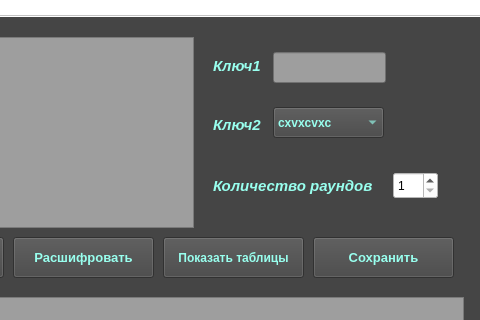
First picture: the form in Feistel_cipher/mainwindow.ui, repository Dimple250/feistel-cipher, before the edit; both pictures show x 147 to 627 and y 0 to 320 of the 627 by 571 pixel window.
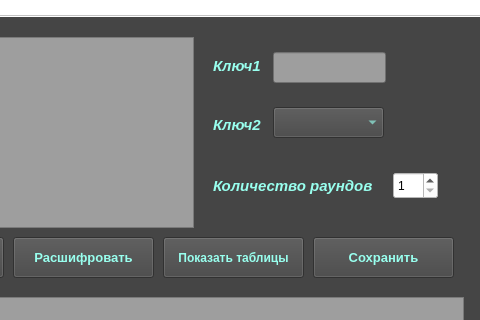
Second picture: the form after the edit.

The edit to the form file:
```diff
--- a/Feistel_cipher/mainwindow.ui
+++ b/Feistel_cipher/mainwindow.ui
@@ -128,13 +128,8 @@
 </string>
     </property>
     <property name="currentText">
-     <string>cxvxcvxc</string>
+     <string/>
     </property>
-    <item>
-     <property name="text">
-      <string>cxvxcvxc</string>
-     </property>
-    </item>
    </widget>
    <widget class="QTextEdit" name="textEdit_2">
     <property name="geometry">
```
